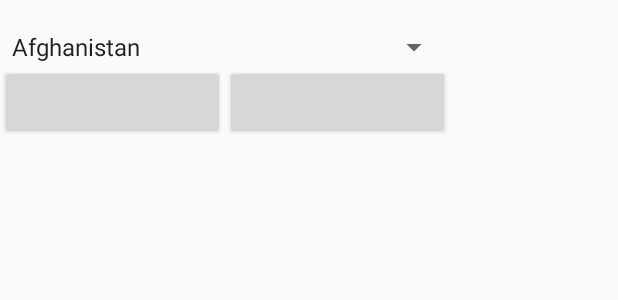
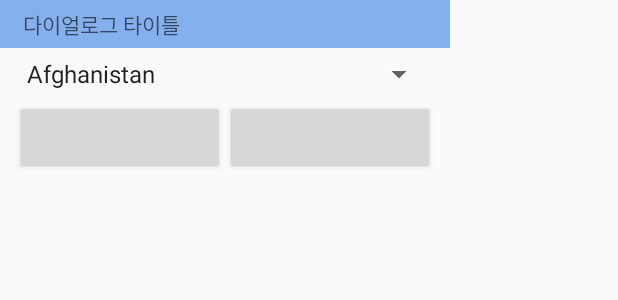
Before and after one commit to ZzangWoo/CovidApp, an Android app: the layout add_dialog.xml on its own in the app's theme, with its tools: preview values and no code run, on a phone screen of 412 x 824 dp. Shown: the top 300 px of the screen. Run offline under Robolectric (Android 15) with nearby library versions, the phone set to English and light mode, and no system bars.

Commit message:
다이얼로그 디자인중

```diff
--- a/app/src/main/res/layout/add_dialog.xml
+++ b/app/src/main/res/layout/add_dialog.xml
@@ -6,10 +6,24 @@
     android:layout_height="wrap_content"
     android:orientation="vertical">
 
-    <TextView
-        android:id="@+id/titleTextView"
+    <LinearLayout
         android:layout_width="match_parent"
-        android:layout_height="wrap_content"/>
+        android:layout_height="wrap_content"
+        android:background="@color/titleBarBackground">
+
+        <TextView
+            android:id="@+id/titleTextView"
+            android:layout_width="match_parent"
+            android:layout_height="wrap_content"
+            android:hint="다이얼로그 타이틀"
+            android:layout_marginLeft="15dp"
+            android:layout_marginRight="10dp"
+            android:layout_marginTop="5dp"
+            android:layout_marginBottom="5dp"
+            android:textColor="#FFFFFF"/>
+
+    </LinearLayout>
+
 
     <Spinner
         android:id="@+id/listSpinner"
@@ -20,27 +34,29 @@
         app:layout_constraintHorizontal_bias="0.493"
         app:layout_constraintStart_toStartOf="parent"
         app:layout_constraintTop_toTopOf="parent"
-        android:entries="@array/country_array"/>
+        android:entries="@array/country_array"
+        android:layout_marginLeft="10dp"
+        android:layout_marginRight="10dp"
+        android:layout_marginTop="5dp"/>
 
     <LinearLayout
         android:layout_width="match_parent"
-        android:layout_height="wrap_content">
+        android:layout_height="wrap_content"
+        android:layout_marginLeft="10dp"
+        android:layout_marginRight="10dp"
+        android:layout_marginTop="5dp">
 
         <Button
             android:id="@+id/leftButton"
             android:layout_width="0dp"
             android:layout_height="50dp"
-            android:layout_weight="1">
-
-        </Button>
+            android:layout_weight="1"/>
 
         <Button
             android:id="@+id/rightButton"
             android:layout_width="0dp"
             android:layout_height="50dp"
-            android:layout_weight="1">
-
-        </Button>
+            android:layout_weight="1"/>
 
     </LinearLayout>
 
--- a/app/src/main/res/values/colors.xml
+++ b/app/src/main/res/values/colors.xml
@@ -12,8 +12,8 @@
     <color name="mainColor">#F5A4A2</color>
 
     <!-- Background Color -->
-    <color name="toppestBackground">@android:color/black</color>
-    <color name="titleBarBackground">@android:color/black</color>
+    <color name="toppestBackground">#84B1ED</color>
+    <color name="titleBarBackground">#84B1ED</color>
     <color name="mainBackground">#FFFFFF</color>
     <color name="cardBackground">#FFFFFF</color>
     <color name="floatingActionButtonBackgound">#F5F5F5</color>
```
